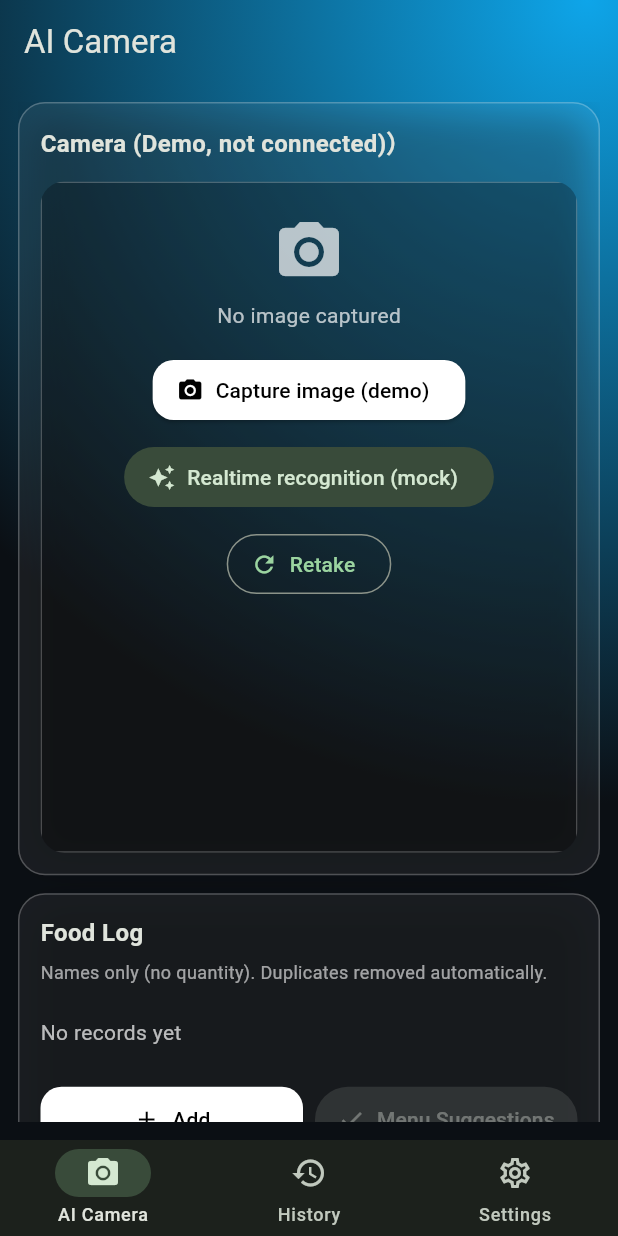
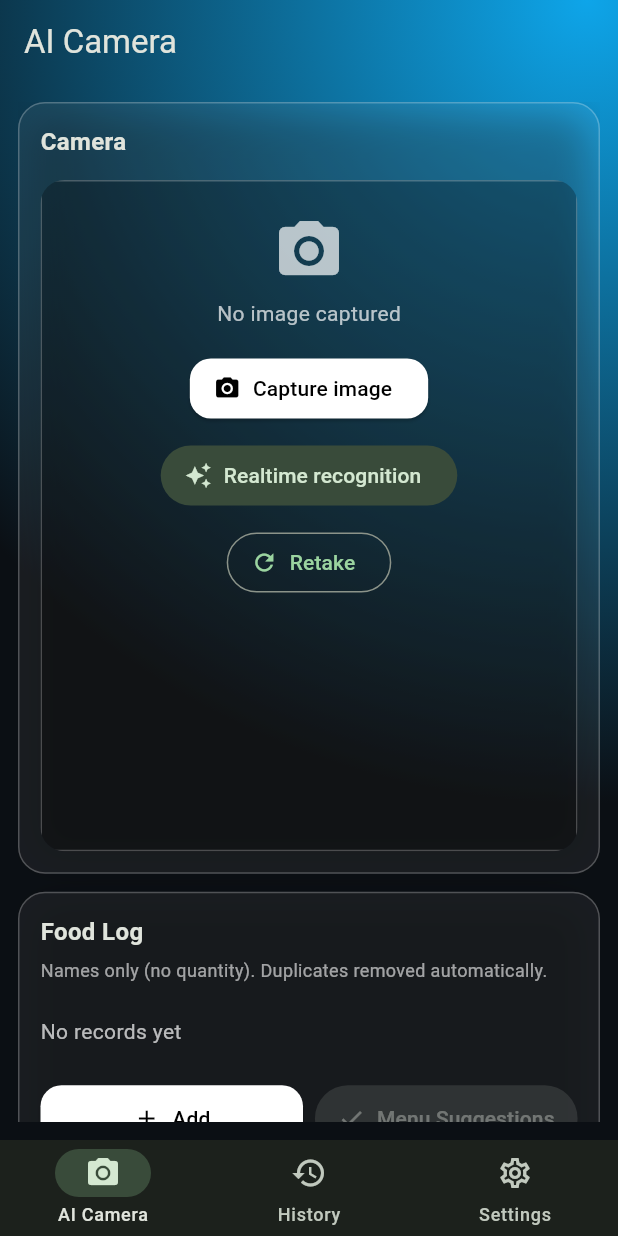
Before and after one commit to Mondaysssss/food-detection, a Flutter app: the HomeShell screen opened directly, on a phone screen of 412 x 824 dp. Run offline on Flutter 3.47's test engine with Material 3 defaults, Android fonts, the phone set to English and light mode, and no system bars.

Commit message:
把demo這個字去除

```diff
--- a/lib/main.dart
+++ b/lib/main.dart
@@ -363,7 +363,7 @@ class _LoginScreenState extends State<LoginScreen> {
 
                   const SizedBox(height: 8),
                   const Text(
-                    'This login is a UI demo only (no real auth).',
+                    ' ',
                     textAlign: TextAlign.center,
                     style: TextStyle(fontSize: 12, color: Colors.white60),
                   ),
@@ -684,7 +684,7 @@ class _AiCameraPageState extends State<AiCameraPage> {
             child: Column(
               crossAxisAlignment: CrossAxisAlignment.start,
               children: [
-                _title('Camera (Demo, not connected)）'),
+                _title('Camera'),
                 const SizedBox(height: 8),
                 AspectRatio(
                   aspectRatio: cardAspect,
@@ -730,9 +730,9 @@ class _AiCameraPageState extends State<AiCameraPage> {
             alignment: WrapAlignment.center,
             children: [
               ElevatedButton.icon(
-                onPressed: () => setState(() => _previewHint = 'Image captured (demo)'),
+                onPressed: () => setState(() => _previewHint = 'Image captured'),
                 icon: const Icon(Icons.photo_camera),
-                label: const Text('Capture image (demo)'),
+                label: const Text('Capture image'),
               ),
               FilledButton.tonalIcon(
                 onPressed: () {
@@ -751,7 +751,7 @@ class _AiCameraPageState extends State<AiCameraPage> {
                   }
                 },
                 icon: const Icon(Icons.auto_awesome),
-                label: const Text('Realtime recognition (mock)'),
+                label: const Text('Realtime recognition'),
               ),
               OutlinedButton.icon(
                 onPressed: () => setState(() => _previewHint = 'No image captured'),
@@ -2642,7 +2642,7 @@ class SettingsPage extends StatelessWidget {
                 ),
                 onPressed: () => context.read<AppState>().resetAll(),
                 icon: const Icon(Icons.delete),
-                label: const Text('Reset all demo data'),
+                label: const Text('Reset all data'),
               ),
             ),
           ),
```
